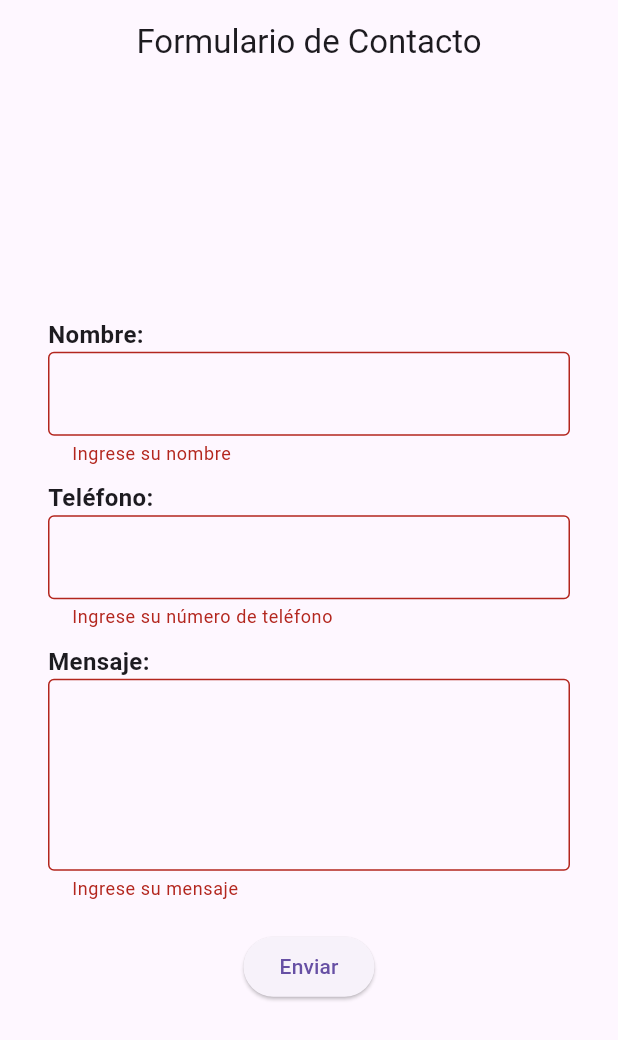
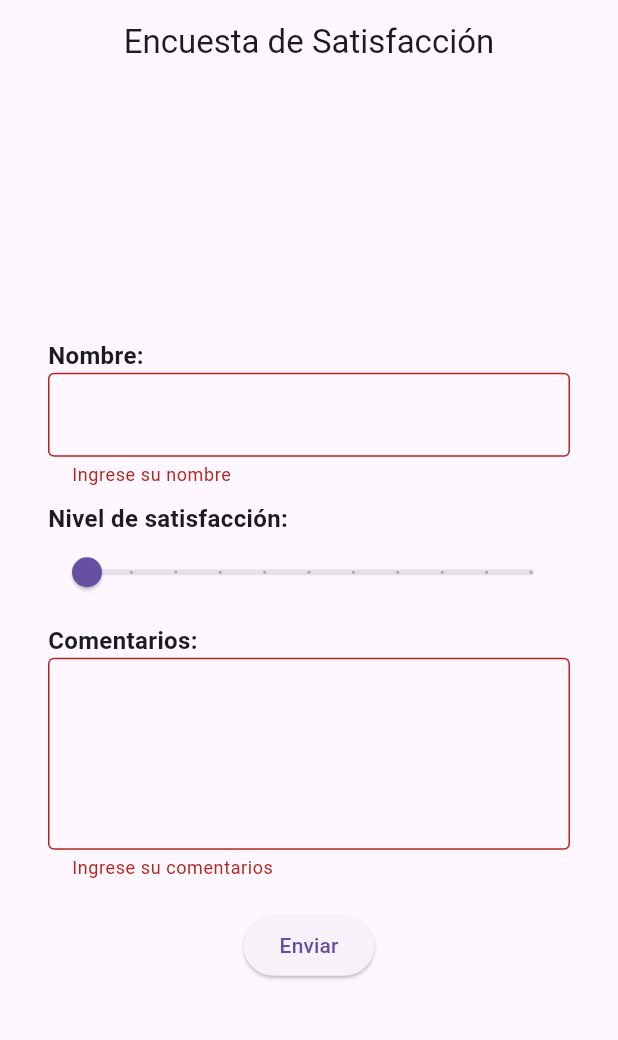
Before and after one commit to LuisGM875/aplicaciones_con_flutter, a Flutter app: the screen it shows after launch, after a tap on "Enviar", on a phone screen of 412 x 824 dp. Shown: the top 1040 px of the screen. Run offline on Flutter 3.47's test engine with Material 3 defaults, Android fonts, the phone set to English and light mode, and no system bars.

Commit message:
feat: add view for satisfaction form

```diff
--- a/lib/main.dart
+++ b/lib/main.dart
@@ -27,31 +27,33 @@ class _ContactFormState extends State<ContactForm> {
   final TextEditingController _nameController = TextEditingController();
   final TextEditingController _phoneController = TextEditingController();
   final TextEditingController _messageController = TextEditingController();
+  double _sliderValue = 0;
 
   void _submitForm() {
     if (_formKey.currentState!.validate()) {
       String name = _nameController.text;
-      String phone = _phoneController.text;
       String message = _messageController.text;
 
       print("Nombre: $name");
-      print("Teléfono: $phone");
       print("Mensaje: $message");
+      print("Valor del rango: $_sliderValue");
 
       ScaffoldMessenger.of(context).showSnackBar(
         SnackBar(content: Text('Formulario enviado con éxito')),
       );
 
       _nameController.clear();
-      _phoneController.clear();
       _messageController.clear();
+      setState(() {
+        _sliderValue = 0;
+      });
     }
   }
 
   @override
   Widget build(BuildContext context) {
     return Scaffold(
-      appBar: AppBar(title: Center(child: Text('Formulario de Contacto'))),
+      appBar: AppBar(title: Center(child: Text('Encuesta de Satisfacción'))),
       body: Center(
         child: Padding(
           padding: EdgeInsets.all(16.0),
@@ -70,20 +72,23 @@ class _ContactFormState extends State<ContactForm> {
                 ),
                 SizedBox(height: 10),
                 Center(
-                  child: _buildTextField(
-                    label: 'Teléfono:',
-                    controller: _phoneController,
-                    keyboardType: TextInputType.phone,
-                    validator: (value) => value!.isEmpty ? 'Ingrese su número de teléfono' : null,
+                  child: _buildSlider(
+                    label: 'Nivel de satisfacción:',
+                    value: _sliderValue,
+                    onChanged: (newValue) {
+                      setState(() {
+                        _sliderValue = newValue;
+                      });
+                    },
                   ),
                 ),
                 SizedBox(height: 10),
                 Center(
                   child: _buildTextField(
-                    label: 'Mensaje:',
+                    label: 'Comentarios:',
                     controller: _messageController,
                     maxLines: 4,
-                    validator: (value) => value!.isEmpty ? 'Ingrese su mensaje' : null,
+                    validator: (value) => value!.isEmpty ? 'Ingrese su comentarios' : null,
                   ),
                 ),
                 SizedBox(height: 20),
@@ -128,4 +133,31 @@ class _ContactFormState extends State<ContactForm> {
       ],
     );
   }
+
+  Widget _buildSlider({
+    required String label,
+    required double value,
+    required ValueChanged<double> onChanged,
+  }) {
+    return Column(
+      crossAxisAlignment: CrossAxisAlignment.start,
+      children: [
+        Text(
+          label,
+          style: TextStyle(fontSize: 16, fontWeight: FontWeight.bold),
+        ),
+        Container(
+          width: 400,
+          child: Slider(
+            value: value,
+            min: 0,
+            max: 10,
+            divisions: 10,
+            label: value.round().toString(),
+            onChanged: onChanged,
+          ),
+        ),
+      ],
+    );
+  }
 }
```
